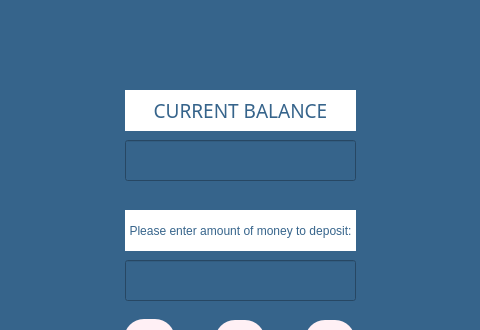
melihorhanyilmaz/Project, file insertpage.ui: the form before one commit; both pictures show x 165 to 645 and y 0 to 330 of the 894 by 598 pixel window.
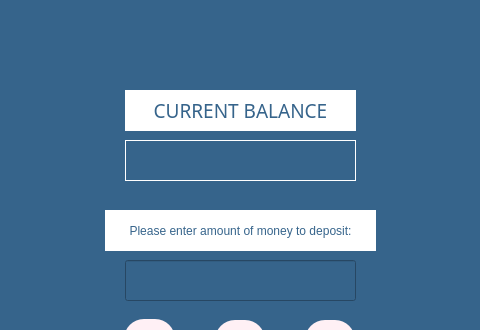
The form after the commit.

Commit message: update by Nuseybe

Diff of the .ui file:
```diff
--- a/insertpage.ui
+++ b/insertpage.ui
@@ -195,9 +195,9 @@
    <widget class="QLabel" name="la_name">
     <property name="geometry">
      <rect>
-      <x>290</x>
+      <x>270</x>
       <y>210</y>
-      <width>231</width>
+      <width>271</width>
       <height>41</height>
      </rect>
     </property>
@@ -298,23 +298,6 @@
      <set>Qt::AlignCenter</set>
     </property>
    </widget>
-   <widget class="QLineEdit" name="li_balance">
-    <property name="geometry">
-     <rect>
-      <x>290</x>
-      <y>140</y>
-      <width>231</width>
-      <height>41</height>
-     </rect>
-    </property>
-    <property name="styleSheet">
-     <string notr="true">color: rgb(255, 255, 255);
-font: 63 14pt &quot;Montserrat SemiBold&quot;;</string>
-    </property>
-    <property name="alignment">
-     <set>Qt::AlignCenter</set>
-    </property>
-   </widget>
    <widget class="QPushButton" name="fourB">
     <property name="geometry">
      <rect>
@@ -420,6 +403,29 @@
      <set>Qt::AlignCenter</set>
     </property>
    </widget>
+   <widget class="QLabel" name="la_balance">
+    <property name="geometry">
+     <rect>
+      <x>290</x>
+      <y>140</y>
+      <width>231</width>
+      <height>41</height>
+     </rect>
+    </property>
+    <property name="styleSheet">
+     <string notr="true">font: 63 14pt &quot;Montserrat SemiBold&quot;;
+color: rgb(255, 255, 255);</string>
+    </property>
+    <property name="frameShape">
+     <enum>QFrame::Box</enum>
+    </property>
+    <property name="text">
+     <string/>
+    </property>
+    <property name="alignment">
+     <set>Qt::AlignCenter</set>
+    </property>
+   </widget>
   </widget>
   <widget class="QMenuBar" name="menubar">
    <property name="geometry">
```
Left out of the diff: 2 changed lines with no effect on the pictures. The commit also changes 1 other file.
